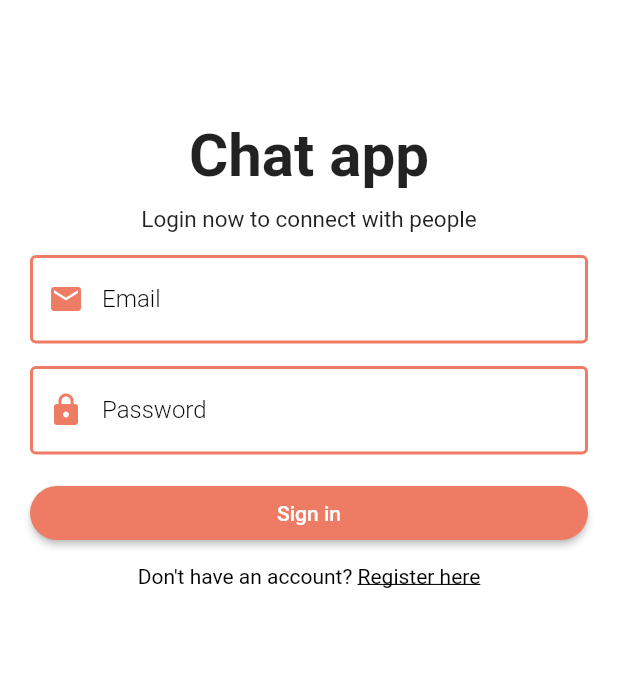
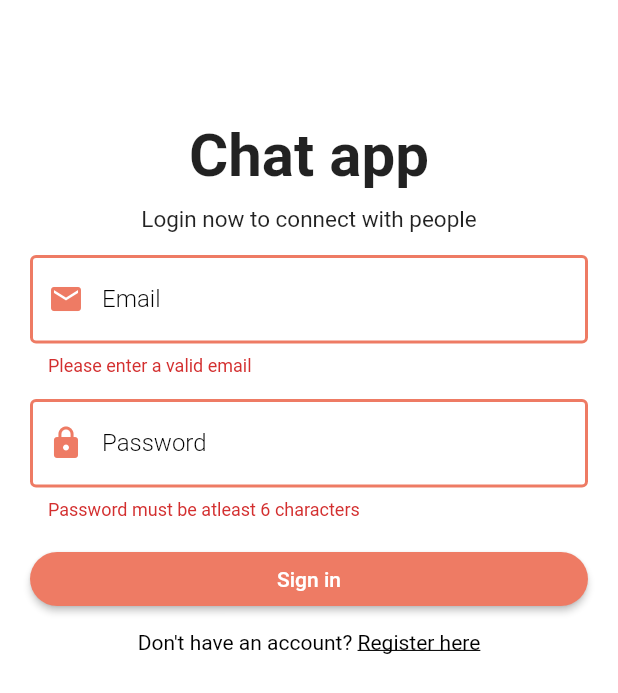
Before and after one commit to Badhon100/chatapp_firebase, a Flutter app: the screen it shows after launch, after a tap on "Sign in", on a phone screen of 412 x 824 dp. Shown: the top 693 px of the screen. Run offline on Flutter 3.47's test engine with Material 2 defaults, Android fonts, the phone set to English and light mode, and no system bars; our stand-ins replace cloud_firestore, firebase_auth, firebase_core, shared_preferences; accounts and stored records are empty.

Commit message:
login and saving data after login to SF is done

```diff
--- a/lib/pages/auth/login_page.dart
+++ b/lib/pages/auth/login_page.dart
@@ -1,6 +1,12 @@
+import 'package:chatapp_firebase/helper/helper_function.dart';
 import 'package:chatapp_firebase/pages/auth/register_page.dart';
+import 'package:chatapp_firebase/pages/homepage.dart';
+import 'package:chatapp_firebase/service/auth_service.dart';
+import 'package:chatapp_firebase/service/database_service.dart';
 import 'package:chatapp_firebase/shared/constant.dart';
 import 'package:chatapp_firebase/widgets/widgets.dart';
+import 'package:cloud_firestore/cloud_firestore.dart';
+import 'package:firebase_auth/firebase_auth.dart';
 import 'package:flutter/gestures.dart';
 import 'package:flutter/material.dart';
 
@@ -15,10 +21,17 @@ class _LoginPageState extends State<LoginPage> {
   final formKey = GlobalKey<FormState>();
   String email = "";
   String password = "";
+
+  bool _isLoading = false;
+  AuthService authService = AuthService();
   @override
   Widget build(BuildContext context) {
     return Scaffold(
-      body: SingleChildScrollView(
+      body: (_isLoading == true)?
+      Center(
+        child: CircularProgressIndicator(color: Theme.of(context).primaryColor,),
+      ):
+      SingleChildScrollView(
         child: Padding(
           padding: const EdgeInsets.symmetric(horizontal: 20, vertical: 80),
           child: Form(
@@ -99,7 +112,9 @@ class _LoginPageState extends State<LoginPage> {
                       borderRadius: BorderRadius.circular(30)
                     )
                   ),
-                  onPressed: (){},
+                  onPressed: (){
+                    login();
+                  },
                   child: const Text("Sign in")
                 ),
               ),
@@ -131,4 +146,27 @@ class _LoginPageState extends State<LoginPage> {
       ),
     );
   }
+
+  login()async{
+    if(formKey.currentState!.validate()){
+      setState(() {
+        _isLoading = true;
+      });
+      await authService.loginWithEmailAndPAssword(email, password).then((value)async{
+
+        if(value == true){
+          QuerySnapshot snapshot = await DatabaseService(uid: FirebaseAuth.instance.currentUser!.uid).gettingUserData(email);
+          await HelperFunction.saveUserLoggedInStatus(true);
+          await HelperFunction.saveUSerEmailSF(email);
+          await HelperFunction.saveUserNameSF(snapshot.docs[0]['fullName']);
+          nextScreen(context, const HomePage());
+        }else{
+          showSnackBar(context, Colors.red, value);
+          setState(() {
+            _isLoading = false;
+          });
+        }
+      });
+    }
+  }
 }
--- a/lib/service/auth_service.dart
+++ b/lib/service/auth_service.dart
@@ -11,7 +11,7 @@ class AuthService {
     try{
       User user = (await firebaseAuth.createUserWithEmailAndPassword(email: email, password: password)).user!;
       if(user != null){
-        await DatabaseService(uid: user.uid).updateUserData(fullName, email);
+        await DatabaseService(uid: user.uid).savingUserData(fullName, email);
         return true;
       }
     }on FirebaseAuthException catch (e){
@@ -19,7 +19,18 @@ class AuthService {
     }
   }
 
+  //Login
 
+  Future loginWithEmailAndPAssword(String email, String password)async{
+    try{
+      User user = (await firebaseAuth.signInWithEmailAndPassword(email: email, password: password)).user!;
+      if(user != null){
+        return true;
+      }
+    }on FirebaseAuthException catch (e){
+      return e.message;
+    }
+  }
 
   //signout
 
--- a/lib/service/database_service.dart
+++ b/lib/service/database_service.dart
@@ -11,7 +11,7 @@ class DatabaseService{
   FirebaseFirestore.instance.collection("groups");
 
 
-  Future updateUserData(String fullName, String email)async{
+  Future savingUserData (String fullName, String email)async{
     return await userCollection.doc(uid).set({
       "fullName": fullName,
       "email": email,
@@ -21,4 +21,9 @@ class DatabaseService{
     });
   }
 
+  Future gettingUserData(String email) async{
+    QuerySnapshot snapshot = await userCollection.where("email", isEqualTo: email).get();
+    return snapshot;
+  }
+
 }
```
Also changed, not shown: lib/pages/homepage.dart (+13 -1 lines).
